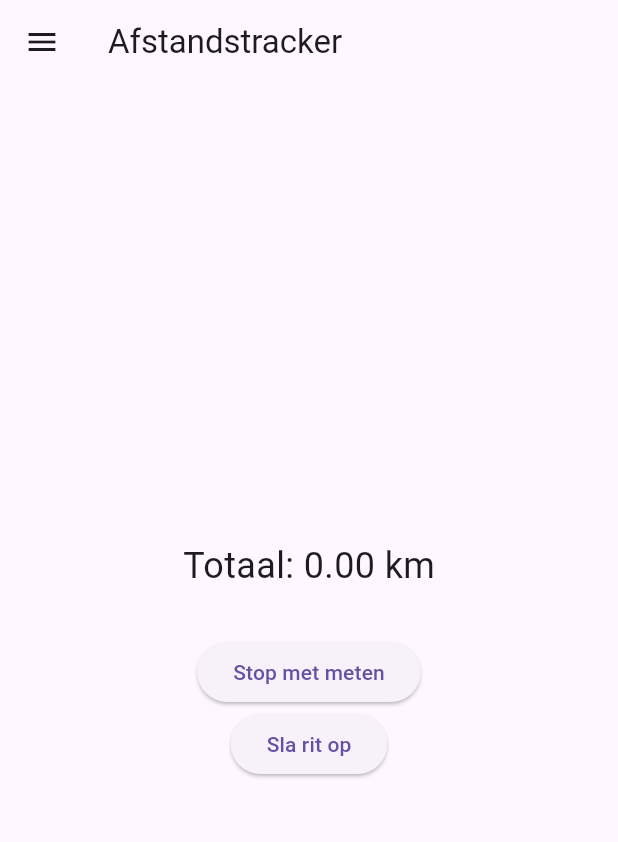
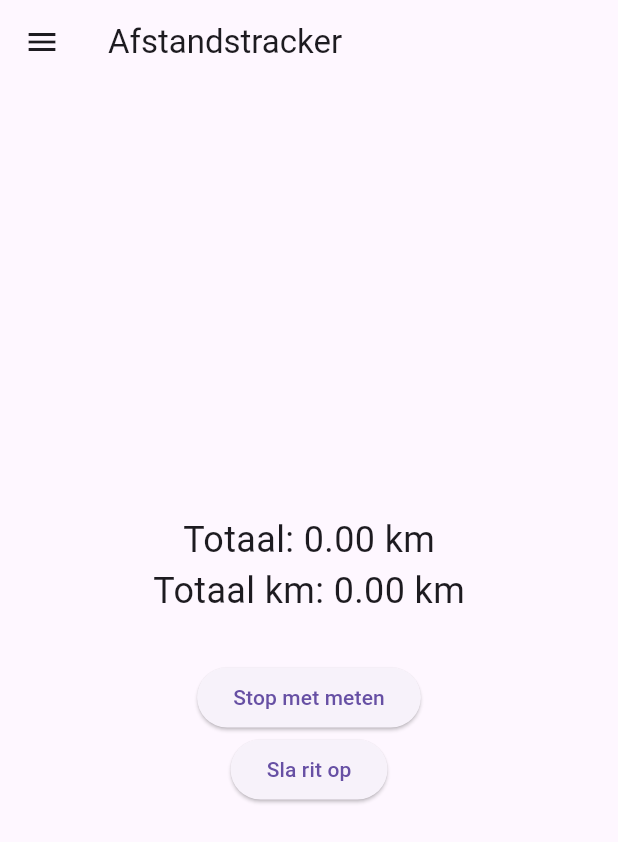
Before and after one commit to Dutchman163/carTracker, a Flutter app: the LocationTracker screen opened directly, after a tap on "Start met meten", on a phone screen of 412 x 824 dp. Shown: the top 842 px of the screen. Run offline on Flutter 3.47's test engine with Material 3 defaults, Android fonts, the light colour scheme and no system bars; our stand-ins replace cloud_firestore, firebase_auth, firebase_core, flutter_dotenv, geolocator; missing offline and left inert: flutter_foreground_task; accounts and stored records are empty.

Commit message:
get total user miles

```diff
--- a/lib/trackers/locationTracker.dart
+++ b/lib/trackers/locationTracker.dart
@@ -2,6 +2,7 @@ import 'package:firebase_auth/firebase_auth.dart';
 import 'package:flutter/material.dart';
 import 'package:geolocator/geolocator.dart';
 import '/services/locationService.dart';
+import '/user/userService.dart';
 import 'package:cloud_firestore/cloud_firestore.dart';
 import 'package:flutter_foreground_task/flutter_foreground_task.dart';
 import 'package:car_tracer/drawer/appDrawer';
@@ -15,6 +16,7 @@ class LocationTracker extends StatefulWidget {
 
 class _LocationTrackerState extends State<LocationTracker> {
   final LocationService _locationService = LocationService();
+  final UserService _userService = UserService();
   bool _isTracking = false;
 
   @override
@@ -124,6 +126,22 @@ class _LocationTrackerState extends State<LocationTracker> {
               'Totaal: ${(_locationService.getTotalDistance() / 1000).toStringAsFixed(2)} km',
               style: const TextStyle(fontSize: 24),
             ),
+                      FutureBuilder<double>(
+            future: _userService.GetTotalMiles(),
+            builder: (context, snapshot) {
+              if (snapshot.connectionState == ConnectionState.waiting) {
+                return const CircularProgressIndicator();
+              } else if (snapshot.hasError) {
+                return Text('Fout: ${snapshot.error}');
+              } else {
+                final total = snapshot.data ?? 0.0;
+                return Text(
+                  'Totaal km: ${total.toStringAsFixed(2)} km',
+                  style: const TextStyle(fontSize: 24),
+                );
+              }
+            },
+            ),
             const SizedBox(height: 30),
             ElevatedButton(
               onPressed: _isTracking ? _stopTracking : _startTracking,
--- /dev/null
+++ b/lib/user/userService.dart
@@ -0,0 +1,18 @@
+
+import 'package:cloud_firestore/cloud_firestore.dart';
+import 'package:firebase_auth/firebase_auth.dart';
+
+class UserService {
+
+Future<double> GetTotalMiles() async {
+  final userId = FirebaseAuth.instance.currentUser?.uid;
+  if (userId == null) return 0.0;
+
+  final userDoc = await FirebaseFirestore.instance.collection('users').doc(userId).get();
+  final data = userDoc.data();
+
+  if (data == null || data['total'] == null) return 0.0;
+
+  return (data['total'] as num).toDouble();
+}
+}
```
